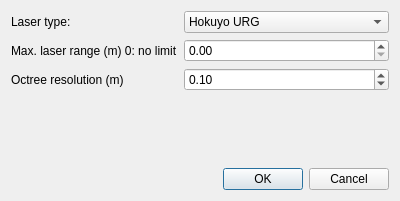
Old version of the form src/octovis/ViewerSettings.ui in the repository OctoMap/octomap.
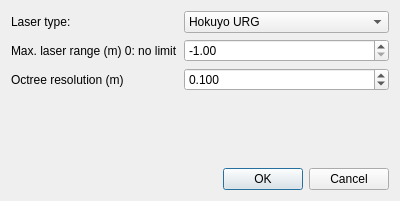
New version of the form.

```diff
--- a/src/octovis/ViewerSettings.ui
+++ b/src/octovis/ViewerSettings.ui
@@ -31,6 +31,9 @@
      </item>
      <item row="2" column="1">
       <widget class="QDoubleSpinBox" name="resolution">
+       <property name="decimals">
+         <number>3</number>
+       </property>
        <property name="singleStep">
         <double>0.010000000000000</double>
        </property>
@@ -71,7 +74,20 @@
       </widget>
      </item>
      <item row="1" column="1">
-      <widget class="QDoubleSpinBox" name="maxRange"/>
+       <widget class="QDoubleSpinBox" name="maxRange">
+         <property name="minimum">
+           <double>-1.0</double>           
+         </property>
+         <property name="maximum">
+           <double>1000.0</double>           
+         </property>
+         <property name="singleStep">
+           <double>0.1</double>
+         </property>
+         <property name="value">
+           <double>-1.0</double>
+         </property>
+       </widget>
      </item>
     </layout>
    </item>
```
Left out of the diff: 2 changed lines with no effect on the pictures.
